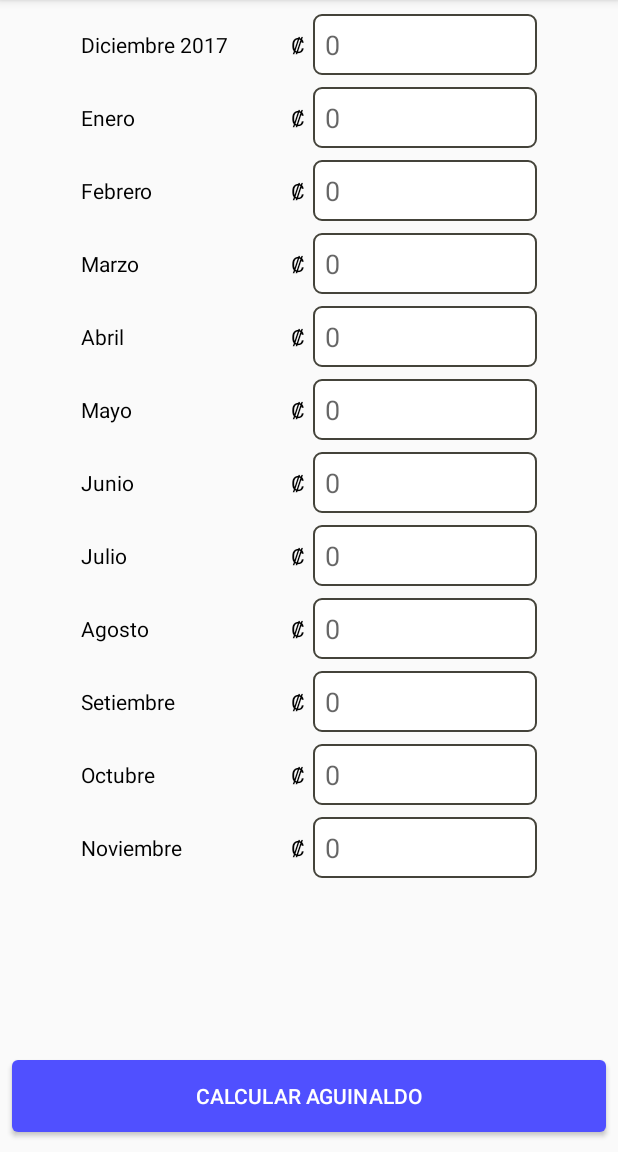
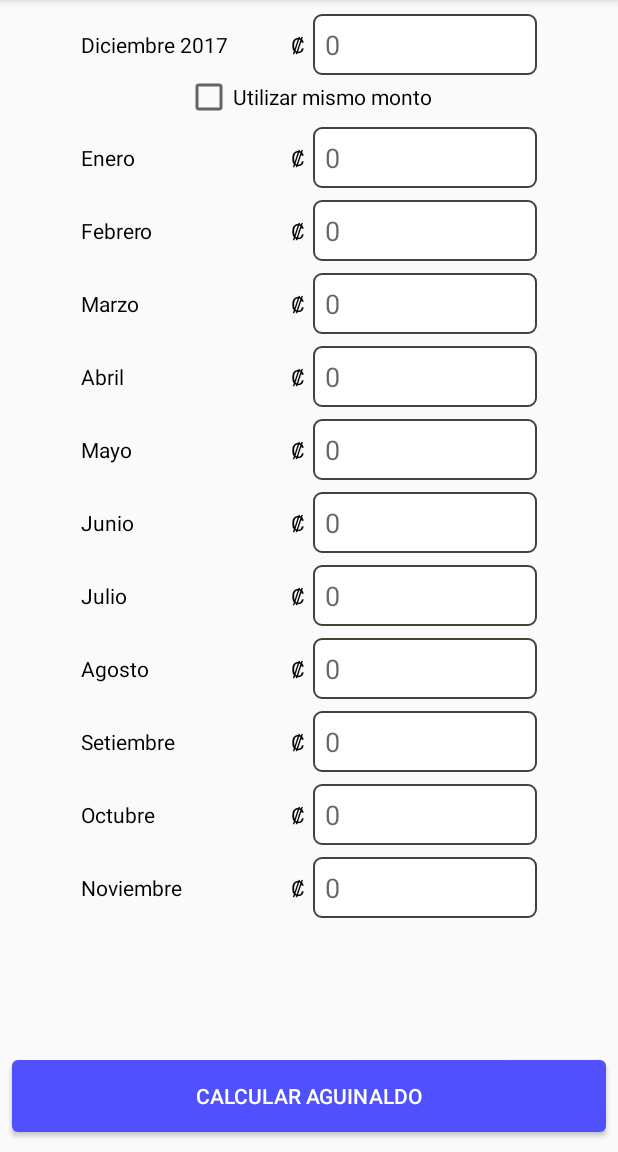
Before and after one commit to eusan91/AguinaldoCR, an Android app: the screen it shows after launch (MainActivity), on a phone screen of 412 x 824 dp, the part 84-1236 px from its top. Run offline under Robolectric (Android 15) with nearby library versions, the phone set to English and light mode, and no system bars; our stand-ins replace AdMob; libraries missing offline, so code that uses them is left out: com.kobakei.ratethisapp; 9 statements that could not run were skipped.

Commit message:
added 'use same amount'

```diff
--- a/app/src/main/AndroidManifest.xml
+++ b/app/src/main/AndroidManifest.xml
@@ -8,10 +8,10 @@
         android:label="@string/app_name"
         android:supportsRtl="true"
         android:theme="@style/AppTheme">
-        <activity android:name=".MainActivity" android:windowSoftInputMode="stateVisible">
+        <activity android:name=".Activity.MainActivity" android:windowSoftInputMode="stateVisible">
 
         </activity>
-        <activity android:name=".SplashActivity" android:theme="@style/SplashTheme">
+        <activity android:name=".Activity.SplashActivity" android:theme="@style/SplashTheme">
             <intent-filter>
                 <action android:name="android.intent.action.MAIN" />
 
--- a/app/src/main/java/com/santamaria/aguinaldocr/MainActivity.kt
+++ b/app/src/main/java/com/santamaria/aguinaldocr/Activity/MainActivity.kt
@@ -1,21 +1,19 @@
-package com.santamaria.aguinaldocr
+package com.santamaria.aguinaldocr.Activity
 
 import android.content.DialogInterface
 import android.support.v7.app.AppCompatActivity
 import android.os.Bundle
-import android.os.Message
-import android.os.PersistableBundle
-import android.support.v7.app.ActionBar
 import android.support.v7.app.AlertDialog
 import android.view.Menu
 import android.view.MenuItem
 import android.view.View
-import android.view.Window
 import android.widget.ListView
-import android.widget.Toast
 import com.google.android.gms.ads.AdRequest
 import com.google.android.gms.ads.AdView
 import com.kobakei.ratethisapp.RateThisApp
+import com.santamaria.aguinaldocr.Adapter.MonthAdapter
+import com.santamaria.aguinaldocr.Model.Month
+import com.santamaria.aguinaldocr.R
 import java.text.DecimalFormat
 import java.util.*
 import java.util.ArrayList
@@ -44,11 +42,11 @@ class MainActivity : AppCompatActivity() {
         }
 
         if (monthList.size == 0){
-            LoadList()
+            loadList()
         }
 
 
-        var customAdapter = MonthAdapter(monthList, this, R.layout.month_amount_item)
+        var customAdapter = MonthAdapter(monthList, this)
         listViewMonth.adapter = customAdapter
 
         //Ad Code
@@ -64,7 +62,7 @@ class MainActivity : AppCompatActivity() {
         ab?.setDisplayShowHomeEnabled(true);
     }
 
-    fun ComputeAguinaldo(v: View): Unit {
+    fun computeAguinaldo(v: View): Unit {
 
         var totalAmountSalaries : Double = 0.0
         var totalMonth : Int = 0
@@ -82,9 +80,9 @@ class MainActivity : AppCompatActivity() {
 
     }
 
-    private fun LoadList () {
+    private fun loadList () {
 
-        monthList.add(Month("Diciembre "+ (year-1)))
+        monthList.add(Month("Diciembre " + (year - 1)))
         monthList.add(Month("Enero"))
         monthList.add(Month("Febrero"))
         monthList.add(Month("Marzo"))
--- a/app/src/main/java/com/santamaria/aguinaldocr/SplashActivity.kt
+++ b/app/src/main/java/com/santamaria/aguinaldocr/Activity/SplashActivity.kt
@@ -1,4 +1,4 @@
-package com.santamaria.aguinaldocr
+package com.santamaria.aguinaldocr.Activity
 
 import android.content.Intent
 import android.support.v7.app.AppCompatActivity
@@ -9,7 +9,7 @@ class SplashActivity : AppCompatActivity() {
     override fun onCreate(savedInstanceState: Bundle?) {
         super.onCreate(savedInstanceState)
 
-        intent = Intent(this,MainActivity::class.java)
+        intent = Intent(this, MainActivity::class.java)
         Thread.sleep(1500)
         startActivity(intent)
 
--- /dev/null
+++ b/app/src/main/java/com/santamaria/aguinaldocr/Adapter/MonthAdapter.kt
@@ -0,0 +1,162 @@
+package com.santamaria.aguinaldocr.Adapter
+
+import android.content.Context
+import android.view.LayoutInflater
+import android.view.View
+import android.view.ViewGroup
+import android.widget.*
+import com.santamaria.aguinaldocr.Model.Month
+import com.santamaria.aguinaldocr.R
+import java.util.*
+
+/**
+ * Created by Santamaria on 29/08/2017.
+ */
+class MonthAdapter(private val monthList : ArrayList<Month>, private val context : Context) : BaseAdapter() {
+
+    override fun getItem(p0: Int): Any {
+        return monthList[p0]
+    }
+
+    override fun getItemId(p0: Int): Long {
+        return 0
+    }
+
+    override fun getCount(): Int {
+        return monthList.size
+    }
+
+    override fun getViewTypeCount(): Int {
+        return 2
+    }
+
+    override fun getItemViewType(position: Int): Int {
+
+        return if (position == 0){
+            0
+        } else
+            1
+    }
+
+    override fun getView(position: Int, convertView: View?, viewGroup: ViewGroup) : View {
+
+        val view: View
+
+        if (position == 0){
+            val viewHolderPos0 : ViewHolderPosition0
+
+            if (convertView == null){
+
+                view = LayoutInflater.from(context).inflate(R.layout.first_month_item, viewGroup, false)
+                viewHolderPos0 = ViewHolderPosition0(view)
+                view.tag = viewHolderPos0
+
+            } else {
+                view = convertView
+                viewHolderPos0 = convertView.tag as ViewHolderPosition0
+            }
+
+            viewHolderPos0.month.text = monthList[position].month
+            viewHolderPos0.amount.setText(monthList[position].amount.toString())
+            if (monthList[position].amount > 0)
+                viewHolderPos0.amount.setText(monthList[position].amount.toString())
+            else{
+                viewHolderPos0.amount.setText("")
+            }
+
+            viewHolderPos0.amount.tag = position
+
+            val focus = View.OnFocusChangeListener { _, _ ->
+
+                var amount = viewHolderPos0.amount.text.toString()
+
+                if (amount.isNotBlank() && amount.length > 1 )
+                    monthList[viewHolderPos0.amount.tag as Int].amount = amount.toDouble()
+                else {
+                    monthList[viewHolderPos0.amount.tag as Int].amount = 0.0
+                }
+
+            }
+
+            viewHolderPos0.amount.onFocusChangeListener = focus
+
+            viewHolderPos0.check.setOnClickListener({ view ->
+
+                val check = view as CheckBox
+
+                if (check.isChecked && monthList[0].amount > 0 ){
+
+                    val decAmount = monthList[0].amount
+
+                    for (monthItem in monthList){
+
+                        monthItem.amount = decAmount
+
+                    }
+
+                    notifyDataSetChanged()
+                }
+
+            })
+
+        } else {
+
+            val viewHolder : ViewHolder
+
+            if (convertView == null){
+
+                view = LayoutInflater.from(context).inflate(R.layout.month_amount_item, viewGroup, false)
+                viewHolder = ViewHolder(view)
+                view.tag = viewHolder
+
+            } else {
+                view = convertView
+                viewHolder = convertView.tag as ViewHolder
+            }
+
+            viewHolder.month.text = monthList[position].month
+            viewHolder.amount.setText(monthList[position].amount.toString())
+            if (monthList[position].amount > 0)
+                viewHolder.amount.setText(monthList[position].amount.toString())
+            else{
+                viewHolder.amount.setText("")
+            }
+
+            viewHolder.amount.tag = position
+
+            val focus = View.OnFocusChangeListener { _, _ ->
+                var amount = viewHolder.amount.text.toString()
+
+                if (amount.isNotBlank() && amount.length > 1 )
+                    monthList[viewHolder.amount.tag as Int].amount = amount.toDouble()
+                else {
+                    monthList[viewHolder.amount.tag as Int].amount = 0.0
+                }
+            }
+
+            viewHolder.amount.onFocusChangeListener = focus
+        }
+
+        return view
+    }
+
+    private class ViewHolder(row: View){
+        var month : TextView = row.findViewById(R.id.monthId) as TextView
+        var amount: EditText
+
+        init {
+            amount = row.findViewById(R.id.amountId) as EditText
+        }
+    }
+
+    private class ViewHolderPosition0(row: View){
+        var month : TextView = row.findViewById(R.id.monthId) as TextView
+        var check : CheckBox = row.findViewById(R.id.checkBoxSameAmount) as CheckBox
+        var amount: EditText
+
+        init {
+            amount = row.findViewById(R.id.amountId) as EditText
+        }
+    }
+
+}
--- a/app/src/main/java/com/santamaria/aguinaldocr/Month.kt
+++ b/app/src/main/java/com/santamaria/aguinaldocr/Model/Month.kt
@@ -1,8 +1,7 @@
-package com.santamaria.aguinaldocr
+package com.santamaria.aguinaldocr.Model
 
 import android.os.Parcel
 import android.os.Parcelable
-import kotlin.properties.Delegates
 
 /**
  * Created by Santamaria on 28/08/2017.
--- a/app/src/main/java/com/santamaria/aguinaldocr/MonthAdapter.kt
+++ /dev/null
@@ -1,89 +0,0 @@
-package com.santamaria.aguinaldocr
-
-import android.content.Context
-import android.text.Editable
-import android.text.TextWatcher
-import android.view.LayoutInflater
-import android.view.View
-import android.view.ViewGroup
-import android.widget.BaseAdapter
-import android.widget.EditText
-import android.widget.TextView
-import android.widget.Toast
-import org.w3c.dom.Text
-import java.text.DecimalFormat
-import java.text.DecimalFormatSymbols
-import java.util.*
-
-/**
- * Created by Santamaria on 29/08/2017.
- */
-class MonthAdapter(private val monthList : ArrayList<Month>, private val context : Context, private val layout : Int) : BaseAdapter() {
-
-    override fun getItem(p0: Int): Any {
-        return monthList[p0]
-    }
-
-    override fun getItemId(p0: Int): Long {
-        return 0;
-    }
-
-    override fun getCount(): Int {
-        return monthList.size
-    }
-
-    override fun getView(position: Int, convertView: View?, viewGroup: ViewGroup) : View {
-
-        val view: View
-        val viewHolder : ViewHolder
-
-        if (convertView == null){
-
-            view = LayoutInflater.from(context).inflate(layout, viewGroup, false)
-            viewHolder = ViewHolder(view)
-            view.tag = viewHolder
-
-        } else {
-            view = convertView
-            viewHolder = convertView.tag as ViewHolder
-        }
-
-        viewHolder.month.text = monthList[position].month
-        viewHolder.amount.setText(monthList[position].amount.toString())
-        if (monthList[position].amount > 0)
-            viewHolder.amount.setText(monthList[position].amount.toString())
-        else{
-            viewHolder.amount.setText("")
-        }
-
-        viewHolder.amount.tag = position
-
-        val focus = object : View.OnFocusChangeListener {
-
-            override fun onFocusChange(p0: View?, p1: Boolean) {
-
-                var amount = viewHolder.amount.text.toString()
-
-                if (amount.isNotBlank() && amount.length > 1 )
-                    monthList[viewHolder.amount.tag as Int].amount = amount.toDouble()
-                else {
-                    monthList[viewHolder.amount.tag as Int].amount = 0.0
-                }
-            }
-        }
-
-        viewHolder.amount.setOnFocusChangeListener(focus)
-
-        return view
-    }
-
-    private class ViewHolder(row: View){
-        var month : TextView = row.findViewById(R.id.monthId) as TextView
-        var amount: EditText
-
-        init {
-            amount = row.findViewById(R.id.amountId) as EditText
-        }
-    }
-
-}
--- a/app/src/main/res/layout/activity_main.xml
+++ b/app/src/main/res/layout/activity_main.xml
@@ -3,7 +3,7 @@
     xmlns:tools="http://schemas.android.com/tools"
     android:layout_width="match_parent"
     android:layout_height="match_parent"
-    tools:context="com.santamaria.aguinaldocr.MainActivity">
+    tools:context="com.santamaria.aguinaldocr.Activity.MainActivity">
 
     <ListView
         android:id="@+id/listViewMonths"
@@ -29,7 +29,7 @@
         android:layout_marginLeft="8dp"
         android:layout_marginRight="8dp"
         android:textColor="#fff"
-        android:onClick="ComputeAguinaldo"/>
+        android:onClick="computeAguinaldo"/>
 
     <com.google.android.gms.ads.AdView xmlns:ads="http://schemas.android.com/apk/res-auto"
         android:id="@+id/adView"
--- /dev/null
+++ b/app/src/main/res/layout/first_month_item.xml
@@ -0,0 +1,62 @@
+<?xml version="1.0" encoding="utf-8"?>
+<LinearLayout xmlns:android="http://schemas.android.com/apk/res/android"
+    android:layout_width="match_parent"
+    android:layout_height="match_parent"
+    android:orientation="vertical">
+
+    <LinearLayout
+        android:layout_width="match_parent"
+        android:layout_height="wrap_content"
+        android:orientation="horizontal"
+        android:weightSum="2"
+        android:layout_margin="4dp"
+        android:gravity="center">
+
+        <TextView
+            android:id="@+id/monthId"
+            android:layout_width="130dp"
+            android:layout_height="wrap_content"
+            android:text="Noviembre"
+            android:textColor="#000"
+            android:textSize="@dimen/textsize" />
+
+        <TextView
+            android:id="@+id/currencyId"
+            android:layout_width="wrap_content"
+            android:layout_height="wrap_content"
+            android:layout_marginLeft="10dp"
+            android:layout_marginRight="5dp"
+            android:textColor="#000"
+            android:text="₡"
+            android:textSize="@dimen/textsize" />
+
+        <EditText
+            android:id="@+id/amountId"
+            android:layout_width="wrap_content"
+            android:layout_height="wrap_content"
+            android:ems="7"
+            android:hint="0"
+            android:inputType="numberDecimal"
+            android:padding="8dp"
+            android:background="@drawable/edit_text_design"
+            />
+
+
+    </LinearLayout>
+
+    <LinearLayout
+        android:layout_width="match_parent"
+        android:layout_height="wrap_content"
+        android:orientation="horizontal"
+        android:weightSum="2"
+        android:gravity="center"
+        android:layout_marginTop="-5dp">
+
+        <CheckBox
+            android:id="@+id/checkBoxSameAmount"
+            android:layout_width="wrap_content"
+            android:layout_height="match_parent"
+            android:text="Utilizar mismo monto"/>
+    </LinearLayout>
+
+</LinearLayout>
```
